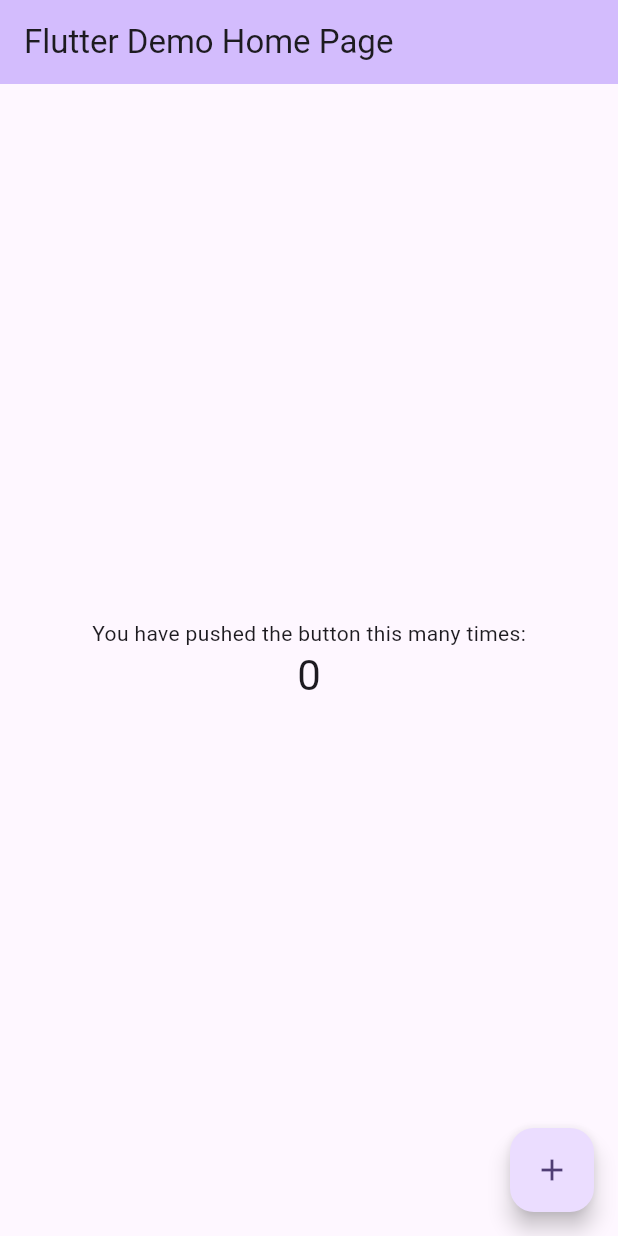
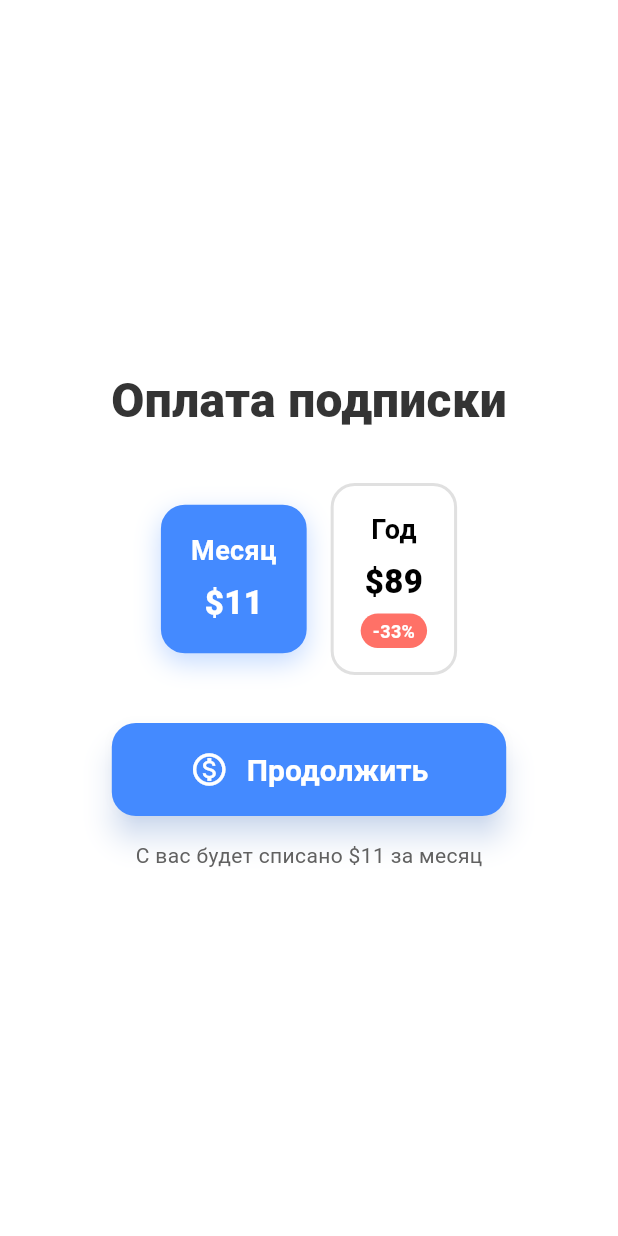
Before and after one commit to Pollux09/test_app, a Flutter app: the screen it shows after launch, on a phone screen of 412 x 824 dp. Run offline on Flutter 3.47's test engine with Material 3 defaults, Android fonts, the phone set to English and light mode, and no system bars; our stand-ins replace shared_preferences.

```diff
--- a/lib/main.dart
+++ b/lib/main.dart
@@ -1,122 +1,24 @@
 import 'package:flutter/material.dart';
+import 'package:shared_preferences/shared_preferences.dart';
+import 'package:testapp/screens/HomeScreen.dart';
+import 'package:testapp/screens/PaywallScreen.dart';
+import 'package:testapp/screens/SplashScreen.dart';
+import 'package:testapp/storage/storage.dart';
 
-void main() {
-  runApp(const MyApp());
+void main() async {
+  WidgetsFlutterBinding.ensureInitialized();
+
+  final SharedPreferences prefs = await SharedPreferences.getInstance();
+  final Storage storage = Storage(storage: prefs);
+
+  runApp(
+    MaterialApp(
+      initialRoute: "/",
+      routes: {
+        "/": (context) => SplashScreen(storage: storage),
+        "/home": (context) => HomeScreen(),
+        "/paywall": (context) => PaywallScreen(storage: storage,),
+      },
+    ),
+  );
 }
-
-class MyApp extends StatelessWidget {
-  const MyApp({super.key});
-
-  // This widget is the root of your application.
-  @override
-  Widget build(BuildContext context) {
-    return MaterialApp(
-      title: 'Flutter Demo',
-      theme: ThemeData(
-        // This is the theme of your application.
-        //
-        // TRY THIS: Try running your application with "flutter run". You'll see
-        // the application has a purple toolbar. Then, without quitting the app,
-        // try changing the seedColor in the colorScheme below to Colors.green
-        // and then invoke "hot reload" (save your changes or press the "hot
-        // reload" button in a Flutter-supported IDE, or press "r" if you used
-        // the command line to start the app).
-        //
-        // Notice that the counter didn't reset back to zero; the application
-        // state is not lost during the reload. To reset the state, use hot
-        // restart instead.
-        //
-        // This works for code too, not just values: Most code changes can be
-        // tested with just a hot reload.
-        colorScheme: .fromSeed(seedColor: Colors.deepPurple),
-      ),
-      home: const MyHomePage(title: 'Flutter Demo Home Page'),
-    );
-  }
-}
-
-class MyHomePage extends StatefulWidget {
-  const MyHomePage({super.key, required this.title});
-
-  // This widget is the home page of your application. It is stateful, meaning
-  // that it has a State object (defined below) that contains fields that affect
-  // how it looks.
-
-  // This class is the configuration for the state. It holds the values (in this
-  // case the title) provided by the parent (in this case the App widget) and
-  // used by the build method of the State. Fields in a Widget subclass are
-  // always marked "final".
-
-  final String title;
-
-  @override
-  State<MyHomePage> createState() => _MyHomePageState();
-}
-
-class _MyHomePageState extends State<MyHomePage> {
-  int _counter = 0;
-
-  void _incrementCounter() {
-    setState(() {
-      // This call to setState tells the Flutter framework that something has
-      // changed in this State, which causes it to rerun the build method below
-      // so that the display can reflect the updated values. If we changed
-      // _counter without calling setState(), then the build method would not be
-      // called again, and so nothing would appear to happen.
-      _counter++;
-    });
-  }
-
-  @override
-  Widget build(BuildContext context) {
-    // This method is rerun every time setState is called, for instance as done
-    // by the _incrementCounter method above.
-    //
-    // The Flutter framework has been optimized to make rerunning build methods
-    // fast, so that you can just rebuild anything that needs updating rather
-    // than having to individually change instances of widgets.
-    return Scaffold(
-      appBar: AppBar(
-        // TRY THIS: Try changing the color here to a specific color (to
-        // Colors.amber, perhaps?) and trigger a hot reload to see the AppBar
-        // change color while the other colors stay the same.
-        backgroundColor: Theme.of(context).colorScheme.inversePrimary,
-        // Here we take the value from the MyHomePage object that was created by
-        // the App.build method, and use it to set our appbar title.
-        title: Text(widget.title),
-      ),
-      body: Center(
-        // Center is a layout widget. It takes a single child and positions it
-        // in the middle of the parent.
-        child: Column(
-          // Column is also a layout widget. It takes a list of children and
-          // arranges them vertically. By default, it sizes itself to fit its
-          // children horizontally, and tries to be as tall as its parent.
-          //
-          // Column has various properties to control how it sizes itself and
-          // how it positions its children. Here we use mainAxisAlignment to
-          // center the children vertically; the main axis here is the vertical
-          // axis because Columns are vertical (the cross axis would be
-          // horizontal).
-          //
-          // TRY THIS: Invoke "debug painting" (choose the "Toggle Debug Paint"
-          // action in the IDE, or press "p" in the console), to see the
-          // wireframe for each widget.
-          mainAxisAlignment: .center,
-          children: [
-            const Text('You have pushed the button this many times:'),
-            Text(
-              '$_counter',
-              style: Theme.of(context).textTheme.headlineMedium,
-            ),
-          ],
-        ),
-      ),
-      floatingActionButton: FloatingActionButton(
-        onPressed: _incrementCounter,
-        tooltip: 'Increment',
-        child: const Icon(Icons.add),
-      ),
-    );
-  }
-}
--- /dev/null
+++ b/lib/screens/PaywallScreen.dart
@@ -0,0 +1,189 @@
+import 'package:flutter/material.dart';
+import 'package:testapp/storage/storage.dart';
+
+class PaywallScreen extends StatefulWidget {
+  final Storage storage;
+
+  const PaywallScreen({required this.storage, super.key});
+
+  @override
+  State<StatefulWidget> createState() => _PaywallScreenState();
+}
+
+class _PaywallScreenState extends State<PaywallScreen> {
+  String selectedPlan = "month";
+
+  Future<void> buySub() async {
+    await widget.storage.setSub();
+    Navigator.of(context).pushReplacementNamed('/home');
+  }
+
+  @override
+  Widget build(BuildContext context) {
+    return Scaffold(
+      backgroundColor: Colors.white,
+      body: Center(
+        child: Padding(
+          padding: const EdgeInsets.symmetric(horizontal: 24),
+          child: Column(
+            mainAxisAlignment: MainAxisAlignment.center,
+            children: [
+              Text(
+                'Оплата подписки',
+                style: TextStyle(
+                  color: const Color.fromARGB(255, 52, 52, 52),
+                  fontSize: 32.0,
+                  fontWeight: FontWeight.w900,
+                ),
+              ),
+
+              const SizedBox(height: 32),
+
+              Row(
+                mainAxisAlignment: MainAxisAlignment.center,
+                children: [
+                  _buildPlanToggle(
+                    label: "Месяц",
+                    price: "\$11",
+                    selected: selectedPlan == "month",
+                    onTap: () {
+                      setState(() => selectedPlan = "month");
+                    },
+                  ),
+                  const SizedBox(width: 16),
+                  _buildPlanToggle(
+                    label: "Год",
+                    price: "\$89",
+                    discount: "-33%",
+                    selected: selectedPlan == "year",
+                    onTap: () {
+                      setState(() => selectedPlan = "year");
+                    },
+                  ),
+                ],
+              ),
+
+              const SizedBox(height: 32),
+
+              ElevatedButton(
+                onPressed: buySub,
+                style: ElevatedButton.styleFrom(
+                  backgroundColor: Colors.blueAccent,
+                  foregroundColor: Colors.white,
+                  padding: const EdgeInsets.symmetric(
+                    horizontal: 52,
+                    vertical: 18,
+                  ),
+                  textStyle: const TextStyle(
+                    fontSize: 20,
+                    fontWeight: FontWeight.bold,
+                  ),
+                  shape: RoundedRectangleBorder(
+                    borderRadius: BorderRadius.circular(16),
+                  ),
+                  elevation: 8,
+                  shadowColor: Colors.blueAccent.withOpacity(0.4),
+                ),
+                child: Row(
+                  mainAxisSize: MainAxisSize.min,
+                  children: [
+                    const Icon(Icons.monetization_on_outlined, size: 26),
+                    const SizedBox(width: 12),
+                    Text('Продолжить'),
+                  ],
+                ),
+              ),
+
+              const SizedBox(height: 16),
+              Text(
+                selectedPlan == "month"
+                    ? "С вас будет списано \$11 за месяц"
+                    : "С вас будет списано \$89 за год",
+                style: TextStyle(fontSize: 14, color: Colors.grey[700]),
+              ),
+            ],
+          ),
+        ),
+      ),
+    );
+  }
+
+  Widget _buildPlanToggle({
+    required String label,
+    required String price,
+    String? discount,
+    required bool selected,
+    required VoidCallback onTap,
+  }) {
+    return GestureDetector(
+      onTap: onTap,
+      child: AnimatedContainer(
+        duration: const Duration(milliseconds: 200),
+        padding: const EdgeInsets.symmetric(vertical: 16, horizontal: 18),
+        decoration: BoxDecoration(
+          color: selected ? Colors.blueAccent : Colors.white,
+          borderRadius: BorderRadius.circular(16),
+          border: Border.all(
+            color: selected ? Colors.blueAccent : Colors.grey.shade300,
+            width: 2,
+          ),
+          boxShadow: selected
+              ? [
+                  BoxShadow(
+                    color: Colors.blueAccent.withOpacity(0.3),
+                    blurRadius: 14,
+                    offset: const Offset(0, 6),
+                  )
+                ]
+              : [],
+        ),
+        child: Column(
+          children: [
+            Text(
+              label,
+              style: TextStyle(
+                fontSize: 18,
+                fontWeight: FontWeight.bold,
+                color: selected ? Colors.white : Colors.black,
+              ),
+            ),
+
+            const SizedBox(height: 6),
+
+            Text(
+              price,
+              style: TextStyle(
+                fontSize: 22,
+                fontWeight: FontWeight.w900,
+                color: selected ? Colors.white : Colors.black,
+              ),
+            ),
+
+            if (discount != null) ...[
+              const SizedBox(height: 6),
+              Container(
+                padding: const EdgeInsets.symmetric(vertical: 3, horizontal: 8),
+                decoration: BoxDecoration(
+                  color: selected
+                      ? Colors.white
+                      : const Color.fromARGB(255, 255, 113, 103),
+                  borderRadius: BorderRadius.circular(20),
+                ),
+                child: Text(
+                  discount,
+                  style: TextStyle(
+                    color: selected
+                        ? Colors.blueAccent
+                        : const Color.fromARGB(255, 255, 255, 255),
+                    fontWeight: FontWeight.bold,
+                    fontSize: 12,
+                  ),
+                ),
+              ),
+            ],
+          ],
+        ),
+      ),
+    );
+  }
+}
--- /dev/null
+++ b/lib/storage/storage.dart
@@ -0,0 +1,15 @@
+import 'package:shared_preferences/shared_preferences.dart';
+
+class Storage {
+  final SharedPreferences storage;
+
+  Storage({required this.storage});
+
+  Future<void> setSub() async {
+    await storage.setBool("hasSub", true);
+  }
+
+  bool hasSub() {
+    return storage.getBool("hasSub") ?? false;
+  }
+}
--- a/pubspec.yaml
+++ b/pubspec.yaml
@@ -34,6 +34,7 @@ dependencies:
   # The following adds the Cupertino Icons font to your application.
   # Use with the CupertinoIcons class for iOS style icons.
   cupertino_icons: ^1.0.8
+  shared_preferences: ^2.5.4
 
 dev_dependencies:
   flutter_test:
```
Also changed, not shown: lib/screens/HomeScreen.dart (added, +69 -0 lines), lib/screens/SplashScreen.dart (added, +33 -0 lines), pubspec.lock, 5 other files.
